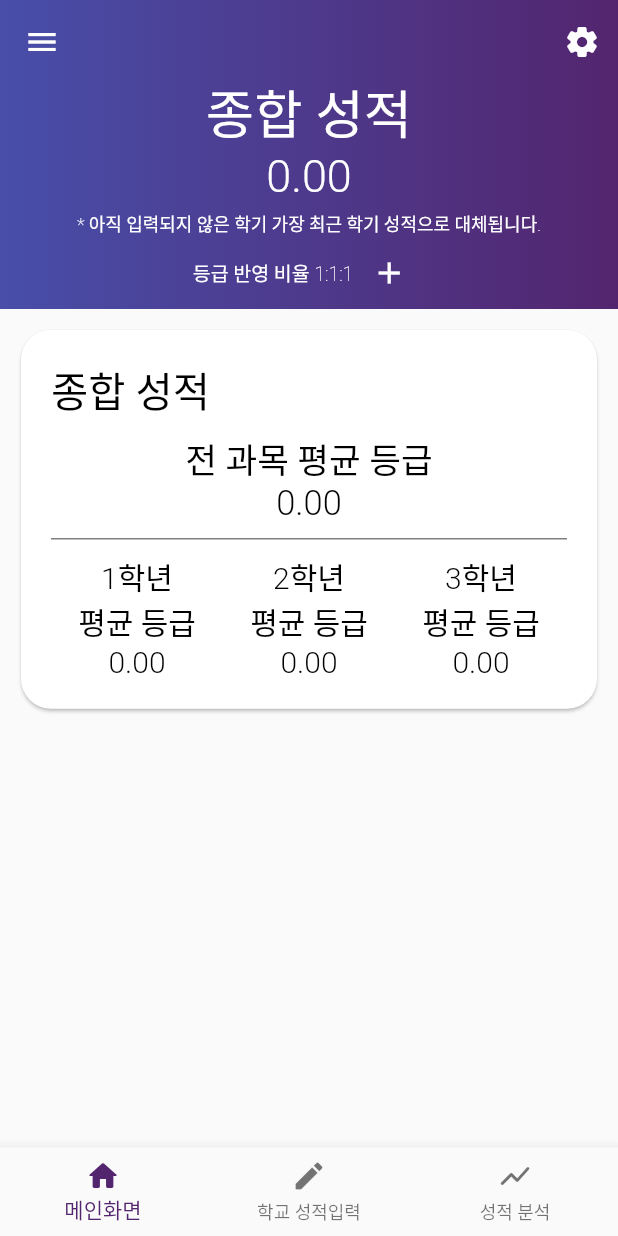
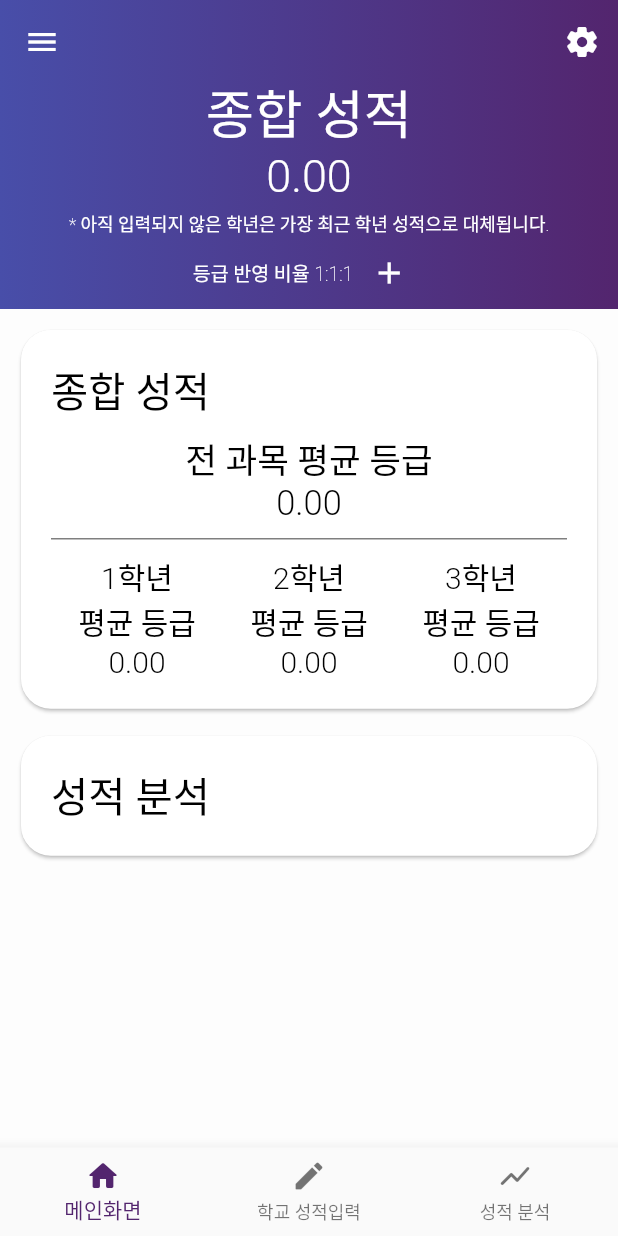
Before and after one commit to K1A2/schoolcalculator_flutter, a Flutter app: the screen it shows after launch, on a phone screen of 412 x 824 dp. Run offline on Flutter 3.47's test engine with Material 2 defaults, Android fonts, the phone set to English and light mode, and no system bars; our stand-ins replace numberpicker, shared_preferences; missing offline and left inert: dart:ffi; Roboto replaces fonts that are missing (SCFream).

Commit message:
background color change

```diff
--- a/lib/data/SchoolScoreCalculator.dart
+++ b/lib/data/SchoolScoreCalculator.dart
@@ -32,11 +32,15 @@ class SchoolScoreCalculator {
   }
 
   double getAllGrade(List<List<SchoolScore>> data, String ratio, bool grade32) {
-    var _s = 0.0;
+    if (grade32) {
+      data = [data[0] + data[1], data[2] + data[3], data[4] + data[5]];
+    } else {
+      data = [data[0] + data[1], data[2] + data[3], data[4]];
+    }
 
     List<int> zeroIndex = [];
     var lastIndex = 0;
-    for (var i = 0;i < (grade32 ? data.length : 5);i++) {
+    for (var i = 0;i < data.length;i++) {
       if (data[i].length == 0) {
         zeroIndex.add(i);
       } else {
@@ -47,40 +51,30 @@ class SchoolScoreCalculator {
       data[i] = data[lastIndex];
     }
 
+    var _s = 0.0;
     if (ratio == "1:1:1") {
       double _gp = 0.0;
       double _p = 0.0;
-      var _a = 0;
       for (var f in data) {
         for (var j in f) {
-          if (_a == 5 && !grade32) {
-            continue;
-          }
           _gp += j.point * j.rank;
           _p += j.point;
         }
-        _a += 1;
       }
       _s = _gp / _p;
     } else {
-      int _grade = 0;
-      int _gradeA = -1;
       final _ratio = ratio.split(":");
+      var _gradeA = 0;
       for (var f in data) {
         double _gp = 0.0;
         double _p = 0.0;
         for (var j in f) {
-          if (_grade == 5 && !grade32) {
-            print("sss");
-            continue;
-          }
           _gp += j.point * j.rank;
           _p += j.point;
         }
-        if (_grade % 2 == 0) _gradeA += 1;
         final _ss = _gp / _p * double.parse(_ratio[_gradeA]) / (double.parse(_ratio[0]) + double.parse(_ratio[1]) + double.parse(_ratio[2]));
         _s += _ss.isNaN ? 0 : _ss;
-        _grade += 1;
+        _gradeA++;
       }
     }
 
--- a/lib/main.dart
+++ b/lib/main.dart
@@ -18,7 +18,8 @@ class MyApp extends StatelessWidget {
       theme: ThemeData(
         visualDensity: VisualDensity.adaptivePlatformDensity,
         primaryColor: Color(0xFF53256E),
-        fontFamily: "SCFream"
+        fontFamily: "SCFream",
+        scaffoldBackgroundColor: Color(0xFFFDFDFD)
       ),
     );
   }
--- a/lib/sub/MainPage.dart
+++ b/lib/sub/MainPage.dart
@@ -127,7 +127,7 @@ class _MainStafulPage extends State<MainStafulPage> with AutomaticKeepAliveClien
                     Padding(
                       padding: EdgeInsets.fromLTRB(0, 5, 0, 0),
                       child: Text(
-                        "* 아직 입력되지 않은 학기 가장 최근 학기 성적으로 대체됩니다.",
+                        "* 아직 입력되지 않은 학년은 가장 최근 학년 성적으로 대체됩니다.",
                         style: TextStyle(
                             fontFamily: "SCFream",
                             fontWeight: FontWeight.w200,
@@ -474,6 +474,33 @@ class _MainStafulPage extends State<MainStafulPage> with AutomaticKeepAliveClien
                           ],
                         ),
                       )),
+                ),
+                Padding(
+                  padding: EdgeInsets.only(left: 10, right: 10, bottom: 10),
+                  child: Card(
+                    shape: RoundedRectangleBorder(
+                      borderRadius: BorderRadius.circular(20),
+                    ),
+                    child: Padding(
+                      padding: EdgeInsets.all(20),
+                      child: Column(
+                        mainAxisAlignment: MainAxisAlignment.start,
+                        crossAxisAlignment: CrossAxisAlignment.start,
+                        children: [
+                          Text(
+                            "성적 분석",
+                            style: TextStyle(
+                                fontFamily: "SCFream",
+                                fontWeight: FontWeight.w500,
+                                fontSize: _cardTitleSize,
+                                color: Colors.black
+                            ),
+                            textAlign: TextAlign.left,
+                          ),
+                        ],
+                      ),
+                    ),
+                  ),
                 )
               ]))
         ],
```
